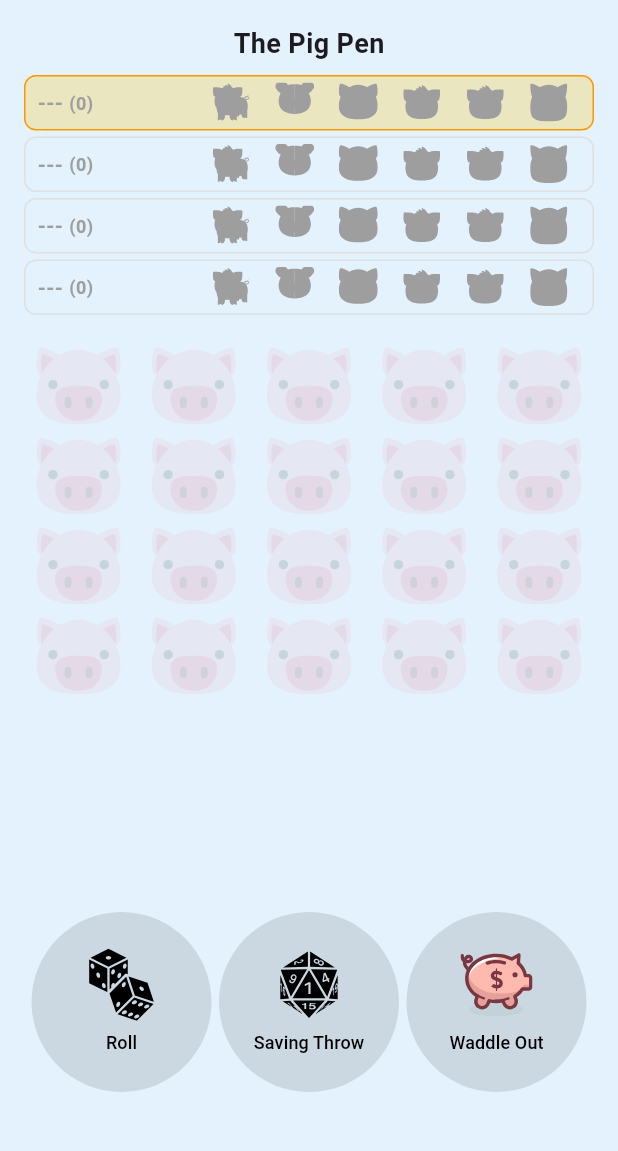
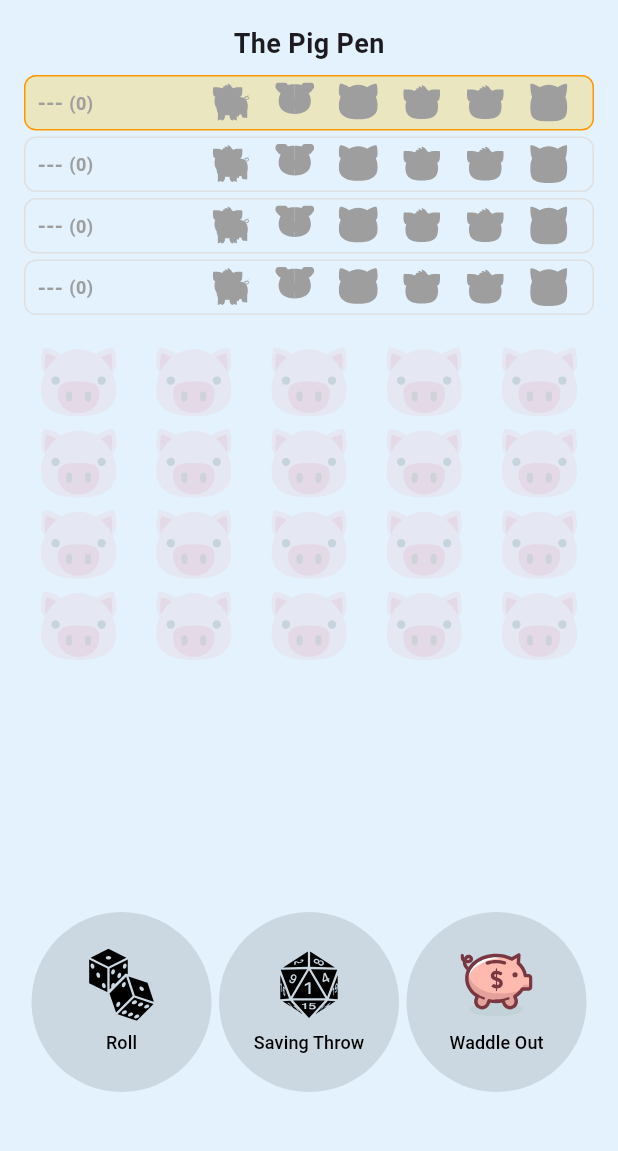
Before and after one commit to jeffhearn71-gif/top_hog_app, a Flutter app: the GameTestScreen screen opened directly with empty values, on a phone screen of 412 x 824 dp, the part 84-1235 px from its top. Run offline on Flutter 3.47's test engine with Material 3 defaults, Android fonts, the phone set to English and light mode, and no system bars; our stand-ins replace audioplayers, flutter_svg.

Commit message:
Add save shield overlay and refine gameplay screen

```diff
--- a/lib/presentation/screens/game_test_screen.dart
+++ b/lib/presentation/screens/game_test_screen.dart
@@ -16,7 +16,16 @@ class GameTestScreen extends StatefulWidget {
   State<GameTestScreen> createState() => _GameTestScreenState();
 }
 
-enum OverlayKind { none, rasher, streak, superStreak, glory, bust, gameWin }
+enum OverlayKind {
+  none,
+  rasher,
+  streak,
+  superStreak,
+  glory,
+  bust,
+  save,
+  gameWin,
+}
 
 class _GameTestScreenState extends State<GameTestScreen> {
   late final GameController controller;
@@ -76,6 +85,8 @@ class _GameTestScreenState extends State<GameTestScreen> {
         return OverlayKind.glory;
       case 'bust':
         return OverlayKind.bust;
+      case 'save':
+        return OverlayKind.save;
       case 'rasher':
         return OverlayKind.rasher;
       default:
@@ -490,7 +501,7 @@ class _GameTestScreenState extends State<GameTestScreen> {
                           crossAxisCount: 5,
                           mainAxisSpacing: 4,
                           crossAxisSpacing: 4,
-                          childAspectRatio: 1.3,
+                          childAspectRatio: 1.45,
                         ),
                     itemCount: 20,
                     itemBuilder: (context, index) {
@@ -507,8 +518,8 @@ class _GameTestScreenState extends State<GameTestScreen> {
                             opacity: 0.15,
                             child: SvgPicture.asset(
                               'assets/icons/pig.svg',
-                              width: 72,
-                              height: 72,
+                              width: 68,
+                              height: 68,
                             ),
                           ),
                         );
@@ -527,8 +538,8 @@ class _GameTestScreenState extends State<GameTestScreen> {
                             ),
                             child: SvgPicture.asset(
                               'assets/icons/pig.svg',
-                              width: 72,
-                              height: 72,
+                              width: 68,
+                              height: 68,
                             ),
                           ),
                         );
@@ -538,8 +549,8 @@ class _GameTestScreenState extends State<GameTestScreen> {
                       return Center(
                         child: SvgPicture.asset(
                           'assets/icons/pig.svg',
-                          width: 72,
-                          height: 72,
+                          width: 68,
+                          height: 68,
                         ),
                       );
                     },
@@ -1094,7 +1105,7 @@ class _GameTestScreenState extends State<GameTestScreen> {
                                   _showPriorityOverlay(
                                     kind: OverlayKind.streak,
                                     hideAfter: const Duration(
-                                      milliseconds: 1200,
+                                      milliseconds: 1500,
                                     ),
                                   );
                                 }
@@ -1112,13 +1123,28 @@ class _GameTestScreenState extends State<GameTestScreen> {
                                             : 'save_fail.mp3',
                                       );
 
-                                      if (!survivedOnD20) {
+                                      if (survivedOnD20) {
+                                        controller.lastTriggeredEvent = 'save';
+
+                                        _showRasherOverlay = true;
+
+                                        Future.delayed(
+                                          const Duration(milliseconds: 1500),
+                                          () {
+                                            if (mounted) {
+                                              setState(() {
+                                                _showRasherOverlay = false;
+                                              });
+                                            }
+                                          },
+                                        );
+                                      } else {
                                         controller.lastTriggeredEvent = 'bust';
 
                                         _showRasherOverlay = true;
 
                                         Future.delayed(
-                                          const Duration(milliseconds: 1800),
+                                          const Duration(milliseconds: 1500),
                                           () {
                                             if (mounted) {
                                               setState(() {
@@ -1134,7 +1160,7 @@ class _GameTestScreenState extends State<GameTestScreen> {
                                       messages.add(
                                         bustedOnD20
                                             ? 'BUST!'
-                                            : 'SAVED! +2 POINTS (+1 Point, +1 Trotter)',
+                                            : '+2 POINTS (+1 Point, +1 Trotter)',
                                       );
 
                                       _playEventSound(
@@ -1149,7 +1175,22 @@ class _GameTestScreenState extends State<GameTestScreen> {
                                         _showRasherOverlay = true;
 
                                         Future.delayed(
-                                          const Duration(milliseconds: 1800),
+                                          const Duration(milliseconds: 1500),
+                                          () {
+                                            if (mounted) {
+                                              setState(() {
+                                                _showRasherOverlay = false;
+                                              });
+                                            }
+                                          },
+                                        );
+                                      } else {
+                                        controller.lastTriggeredEvent = 'save';
+
+                                        _showRasherOverlay = true;
+
+                                        Future.delayed(
+                                          const Duration(milliseconds: 1500),
                                           () {
                                             if (mounted) {
                                               setState(() {
@@ -1159,6 +1200,7 @@ class _GameTestScreenState extends State<GameTestScreen> {
                                           },
                                         );
                                       }
+
                                       break;
 
                                     case PendingD20Type.winningChance:
@@ -1318,6 +1360,8 @@ class _GameTestScreenState extends State<GameTestScreen> {
                   SvgPicture.asset(
                     _currentOverlayKind() == OverlayKind.bust
                         ? 'assets/icons/broken_heart.svg'
+                        : _currentOverlayKind() == OverlayKind.save
+                        ? 'assets/icons/shield.svg'
                         : _currentOverlayKind() == OverlayKind.superStreak
                         ? 'assets/icons/exploding_head.svg'
                         : _currentOverlayKind() == OverlayKind.streak
@@ -1340,6 +1384,8 @@ class _GameTestScreenState extends State<GameTestScreen> {
                   Text(
                     _currentOverlayKind() == OverlayKind.bust
                         ? 'BUST!'
+                        : _currentOverlayKind() == OverlayKind.save
+                        ? 'SAVED!'
                         : _currentOverlayKind() == OverlayKind.superStreak
                         ? 'SUPER STREAK!!!'
                         : _currentOverlayKind() == OverlayKind.streak
@@ -1359,6 +1405,8 @@ class _GameTestScreenState extends State<GameTestScreen> {
                       fontWeight: FontWeight.bold,
                       color: _currentOverlayKind() == OverlayKind.glory
                           ? Colors.amber
+                          : _currentOverlayKind() == OverlayKind.save
+                          ? Colors.green
                           : Colors.orange,
                     ),
                   ),
--- a/pubspec.yaml
+++ b/pubspec.yaml
@@ -16,7 +16,7 @@ publish_to: 'none' # Remove this line if you wish to publish to pub.dev
 # https://developer.apple.com/library/archive/documentation/General/Reference/InfoPlistKeyReference/Articles/CoreFoundationKeys.html
 # In Windows, build-name is used as the major, minor, and patch parts
 # of the product and file versions while build-number is used as the build suffix.
-version: 1.0.0+4
+version: 1.0.0+5
 
 environment:
   sdk: ^3.11.5
```
